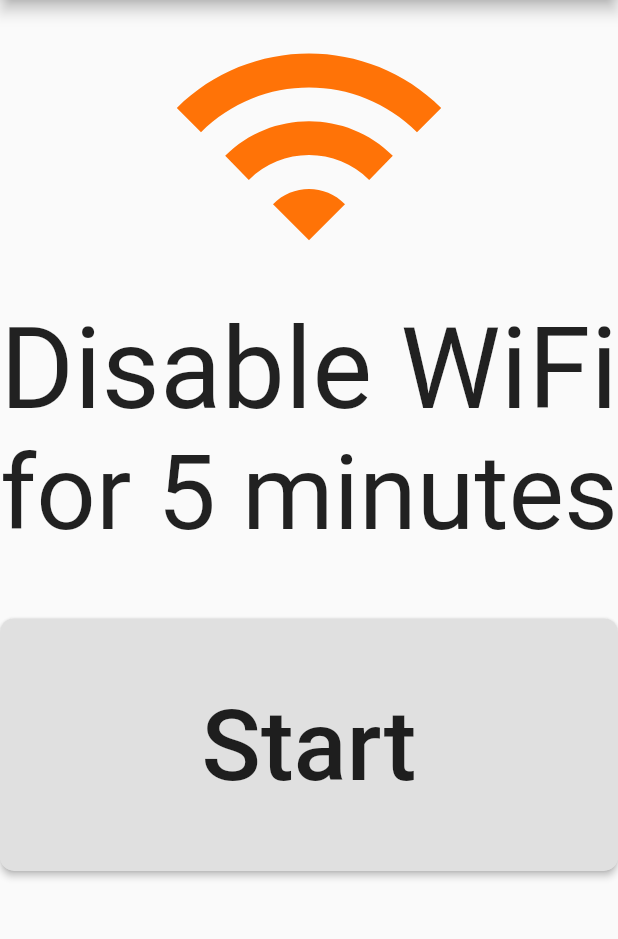
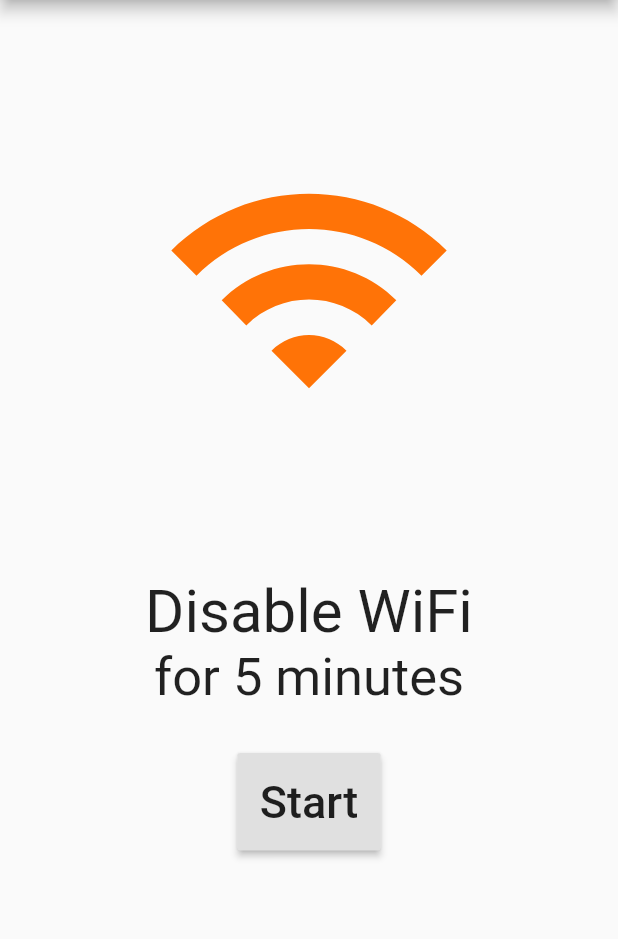
Before and after one commit to davidfung/wifinap, a Flutter app: the screen it shows after launch, on a phone screen of 412 x 824 dp, the part 84-1023 px from its top. Run offline on Flutter 3.47's test engine with Material 2 defaults, Android fonts, the phone set to English and light mode, and no system bars; our stand-ins replace shared_preferences; missing offline and left inert: android_alarm_manager, wifi_iot.

Commit message:
GUI improvement
- disable landscape mode
- better layout
- better time display format
- bigger WiFi disable icon

```diff
--- a/lib/main.dart
+++ b/lib/main.dart
@@ -3,6 +3,7 @@ import 'dart:ui';
 
 import 'package:android_alarm_manager/android_alarm_manager.dart';
 import 'package:flutter/material.dart';
+import 'package:flutter/services.dart';
 import 'package:shared_preferences/shared_preferences.dart';
 
 import './constants.dart';
@@ -16,6 +17,8 @@ final ReceivePort port = ReceivePort();
 
 void main() async {
   WidgetsFlutterBinding.ensureInitialized();
+
+  await SystemChrome.setPreferredOrientations([DeviceOrientation.portraitUp]);
 
   // Register the UI isolate's SendPort for the alarm isolate to talk to.
   IsolateNameServer.registerPortWithName(
--- a/lib/widgets/wifistatus.dart
+++ b/lib/widgets/wifistatus.dart
@@ -4,25 +4,24 @@ import 'dart:ui';
 
 import 'package:android_alarm_manager/android_alarm_manager.dart';
 import 'package:flutter/material.dart';
+import 'package:intl/intl.dart';
 import 'package:wifi_iot/wifi_iot.dart';
 
 import '../constants.dart';
 import '../main.dart';
 
-const iconSize = 200.0;
-//const btnFontSize = 60.0;
 const btnStart = 'Start';
 const btnCancel = 'Cancel';
 
 const Icon wifiOnIcon = Icon(
   Icons.wifi,
-  size: iconSize,
+  size: 200,
   color: appColor,
 );
 
 const Icon wifiOffIcon = Icon(
   Icons.signal_wifi_off,
-  size: iconSize,
+  size: 185,
   color: Colors.amber,
 );
 
@@ -105,35 +104,35 @@ class _WiFiStatusState extends State<WiFiStatus> {
   Widget _sleepWidget() {
     int epochTime = prefs.getInt(keyTargetTime);
     DateTime targetTime = DateTime.fromMillisecondsSinceEpoch(epochTime);
+    String targetTimeStr = DateFormat('jms').format(targetTime);
     return Column(
       children: <Widget>[
         Expanded(
-            flex: 2,
-            child: FittedBox(
-              alignment: Alignment.center,
+          flex: 1,
+          child: Container(
             child: wifiOffIcon,
-            )),
-        Expanded(
-          flex: 1,
-          child: FittedBox(
-            alignment: Alignment.bottomCenter,
-            child: Text(msgSleep),
           ),
         ),
         Expanded(
           flex: 1,
-          child: FittedBox(
-            alignment: Alignment.topCenter,
-            child: Text("$targetTime"),
+          child: Container(
+            child: Column(
+              children: <Widget>[
+                Text(
+                  msgSleep,
+                  style: TextStyle(fontSize: 40),
                 ),
+                Text(
+                  targetTimeStr,
+                  style: TextStyle(fontSize: 35),
                 ),
-        Expanded(
-          flex: 3,
-          child: FittedBox(
-              fit: BoxFit.contain,
-              alignment: Alignment.topCenter,
-              child: RaisedButton(
-                child: Text(btnCancel),
+                SizedBox(height: 30),
+                RaisedButton(
+                  padding: EdgeInsets.all(15),
+                  child: Text(
+                    btnCancel,
+                    style: TextStyle(fontSize: 30),
+                  ),
                   onPressed: () async {
                     print("==== Cancelled");
                     await WiFiForIoTPlugin.setEnabled(true);
@@ -141,7 +140,10 @@ class _WiFiStatusState extends State<WiFiStatus> {
                     isSleeping = false;
                     setState(() {});
                   },
-              )),
+                ),
+              ],
+            ),
+          ),
         ),
       ],
     );
@@ -151,38 +153,31 @@ class _WiFiStatusState extends State<WiFiStatus> {
     return Column(
       children: <Widget>[
         Expanded(
-            flex: 2,
-            child: FittedBox(
-              alignment: Alignment.center,
+          flex: 1,
+          child: Container(
             child: wifiOnIcon,
-            )),
-        Expanded(
-          flex: 1,
-          child: FittedBox(
-            alignment: Alignment.bottomCenter,
-            child: Text(msgAwake),
           ),
         ),
         Expanded(
           flex: 1,
-          child: FittedBox(
-            alignment: Alignment.topCenter,
-            child: Text("for $defaultNapMinutes minutes"),
+          child: Container(
+            child: Column(
+              children: <Widget>[
+                Text(
+                  msgAwake,
+                  style: TextStyle(fontSize: 40),
                 ),
-        ),
-        Expanded(
-          flex: 4,
-          child: FittedBox(
-              fit: BoxFit.contain,
-              alignment: Alignment.topCenter,
-              child: RaisedButton(
-                child: Text(btnStart),
+                Text("for $defaultNapMinutes minutes",
+                    style: TextStyle(fontSize: 35)),
+                SizedBox(height: 30),
+                RaisedButton(
+                  padding: EdgeInsets.all(15),
+                  child: Text(btnStart, style: TextStyle(fontSize: 30)),
                   onPressed: () async {
-                  final DateTime now =
-                      DateTime.now().add(Duration(minutes: defaultNapMinutes));
+                    final DateTime now = DateTime.now()
+                        .add(Duration(minutes: defaultNapMinutes));
                     int epochTime = now.millisecondsSinceEpoch;
-
-                  print("================ [$now] Button pressed! Disable WiFi");
+                    print("============== [$now] Button pressed! Disable WiFi");
                     await prefs.setInt(keyTargetTime, epochTime);
                     await AndroidAlarmManager.oneShot(
                       const Duration(seconds: alarmDuration),
@@ -197,7 +192,10 @@ class _WiFiStatusState extends State<WiFiStatus> {
                     isSleeping = true;
                     setState(() {});
                   },
-              )),
+                ),
+              ],
+            ),
+          ),
         ),
       ],
     );
--- a/pubspec.yaml
+++ b/pubspec.yaml
@@ -20,6 +20,7 @@ dependencies:
   flutter:
     sdk: flutter
   android_alarm_manager: ^0.4.5+8
+  intl: ^0.16.1
   shared_preferences: ^0.5.6+3
   wifi_iot: ^0.1.1
 
```
Also changed, not shown: pubspec.lock. Lines whose indentation alone changed are shown as unchanged.
